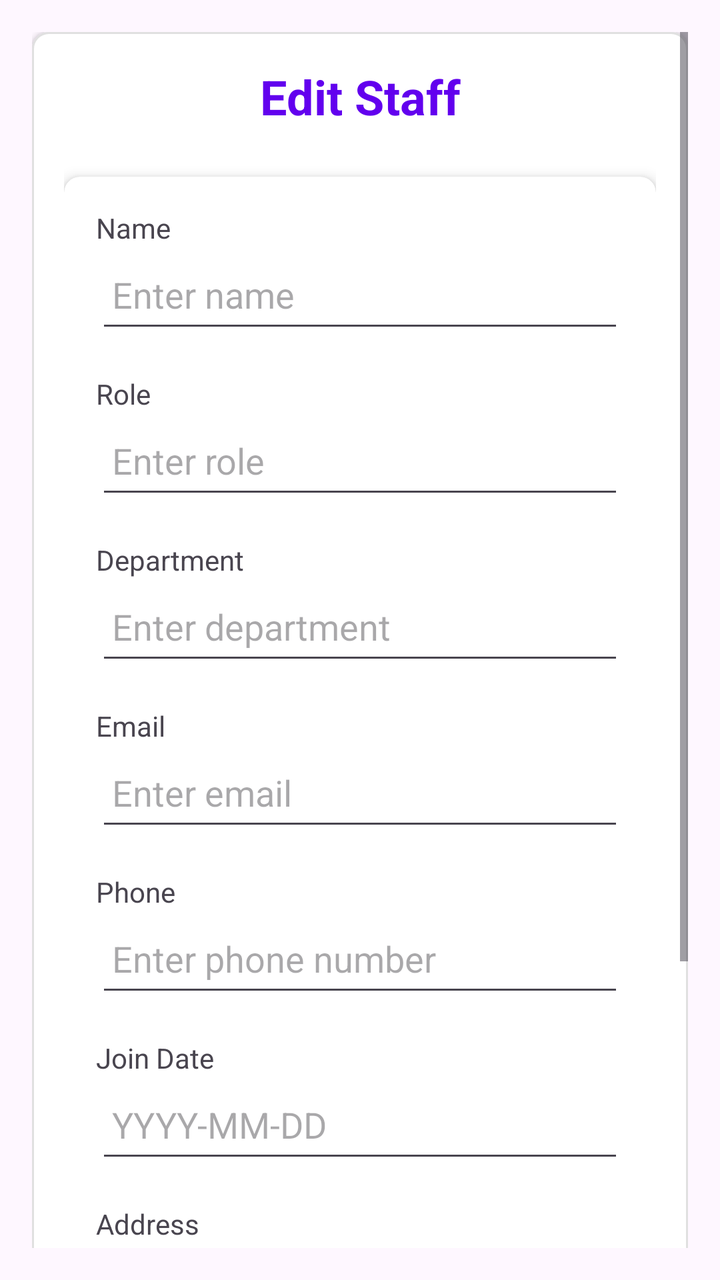
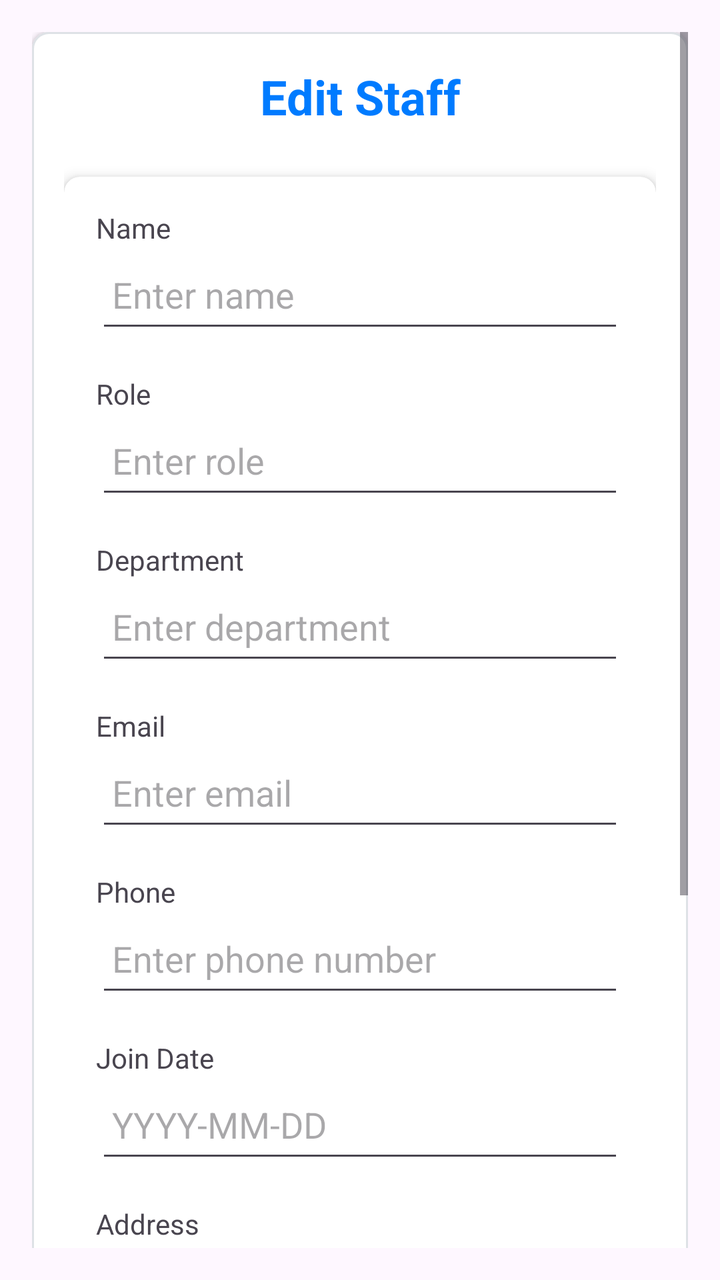

Two renders of the same Android screen: before a commit and after it. Below are the layout's source before the change and the commit's diff.
<!-- AndroidManifest.xml: application theme Theme.HospitalAppJava -->
<!-- res/layout/activity_edit_staff.xml -->
<?xml version="1.0" encoding="utf-8"?>
<ScrollView xmlns:android="http://schemas.android.com/apk/res/android"
    xmlns:app="http://schemas.android.com/apk/res-auto"
    android:layout_width="match_parent"
    android:layout_height="match_parent"
    android:padding="16dp">

    <LinearLayout
        android:layout_width="match_parent"
        android:layout_height="wrap_content"
        android:orientation="vertical"
        android:background="@drawable/card_background"
        android:padding="16dp"
        android:elevation="2dp"
        android:layout_marginBottom="16dp">

        <TextView
            android:layout_width="match_parent"
            android:layout_height="wrap_content"
            android:text="@string/edit_staff_title"
            android:textSize="24sp"
            android:textStyle="bold"
            android:gravity="center"
            android:layout_marginBottom="24dp"
            android:textColor="@color/primary_color" />

        <androidx.cardview.widget.CardView
            android:layout_width="match_parent"
            android:layout_height="wrap_content"
            app:cardElevation="4dp"
            app:cardCornerRadius="8dp"
            android:layout_marginBottom="16dp">

            <LinearLayout
                android:layout_width="match_parent"
                android:layout_height="wrap_content"
                android:orientation="vertical"
                android:padding="16dp">

                <TextView android:text="@string/label_name" android:layout_width="match_parent"
                    android:layout_height="wrap_content"
                    />
                <EditText
                    android:id="@+id/nameEditText"
                    android:layout_width="match_parent"
                    android:layout_height="wrap_content"
                    android:inputType="textPersonName"
                    android:hint="@string/hint_name"
                    android:importantForAccessibility="yes"
                    android:autofillHints="name"
                    android:minHeight="48dp"
                    android:padding="8dp"
                    android:contentDescription="Name field"
                    android:layout_marginBottom="16dp" />

                <TextView android:text="@string/label_role"  android:layout_width="match_parent"
                    android:layout_height="wrap_content"
                    />
                <EditText
                    android:id="@+id/roleEditText"
                    android:layout_width="match_parent"
                    android:layout_height="wrap_content"
                    android:inputType="text"
                    android:hint="@string/hint_role"
                    android:minHeight="48dp"
                    android:padding="8dp"
                    android:autofillHints="jobTitle"
                    android:contentDescription="Role field"
                    android:layout_marginBottom="16dp" />

                <TextView android:text="@string/label_department"  android:layout_width="match_parent"
                    android:layout_height="wrap_content"
                    />
                <EditText
                    android:id="@+id/departmentEditText"
                    android:layout_width="match_parent"
                    android:layout_height="wrap_content"
                    android:inputType="text"
                    android:hint="@string/hint_department"
                    android:minHeight="48dp"
                    android:padding="8dp"
                    android:autofillHints="organization"
                    android:contentDescription="Department field"
                    android:layout_marginBottom="16dp" />

                <TextView android:text="@string/label_email" android:layout_width="match_parent"
                    android:layout_height="wrap_content"
                    />
                <EditText
                    android:id="@+id/emailEditText"
                    android:layout_width="match_parent"
                    android:layout_height="wrap_content"
                    android:inputType="textEmailAddress"
                    android:hint="@string/hint_email"
                    android:minHeight="48dp"
                    android:padding="8dp"
                    android:autofillHints="emailAddress"
                    android:contentDescription="Email field"
                    android:layout_marginBottom="16dp" />

                <TextView android:text="@string/label_phone" android:layout_width="match_parent"
                    android:layout_height="wrap_content"
                    />
                <EditText
                    android:id="@+id/phoneEditText"
                    android:layout_width="match_parent"
                    android:layout_height="wrap_content"
                    android:inputType="phone"
                    android:hint="@string/hint_phone"
                    android:minHeight="48dp"
                    android:padding="8dp"
                    android:autofillHints="phone"
                    android:contentDescription="Phone number field"
                    android:layout_marginBottom="16dp" />

                <TextView android:text="@string/label_join_date" android:layout_width="match_parent"
                    android:layout_height="wrap_content"
                    />
                <EditText
                    android:id="@+id/joinDateEditText"
                    android:layout_width="match_parent"
                    android:layout_height="wrap_content"
                    android:inputType="date"
                    android:hint="@string/hint_join_date"
                    android:minHeight="48dp"
                    android:padding="8dp"
                    android:contentDescription="Join date field"
                    android:layout_marginBottom="16dp" />

                <TextView android:text="@string/label_address" android:layout_width="match_parent"
                    android:layout_height="wrap_content"
                    />
                <EditText
                    android:id="@+id/addressEditText"
                    android:layout_width="match_parent"
                    android:layout_height="wrap_content"
                    android:inputType="textPostalAddress"
                    android:hint="@string/hint_address"
                    android:minHeight="48dp"
                    android:padding="8dp"
                    android:autofillHints="postalAddress"
                    android:contentDescription="Address field"
                    android:layout_marginBottom="16dp" />
            </LinearLayout>
        </androidx.cardview.widget.CardView>

        <Button
            android:id="@+id/updateBtn"
            android:layout_width="match_parent"
            android:layout_height="wrap_content"
            android:text="@string/button_save_changes"
            android:backgroundTint="@color/colorPrimary"
            android:textColor="@android:color/white"
            android:minHeight="48dp"
            android:layout_marginBottom="8dp" />

        <Button
            android:id="@+id/backBtn"
            android:layout_width="match_parent"
            android:layout_height="wrap_content"
            android:text="@string/button_cancel"
            android:backgroundTint="@android:color/darker_gray"
            android:textColor="@android:color/white"
            android:minHeight="48dp" />
    </LinearLayout>
</ScrollView>
<!-- resources referenced by this layout -->
<resources>
  <color name="colorPrimary">#6200EE</color>
  <color name="primary_color">#6200EE</color>
  <!-- drawable card_background (drawable) -->
  <shape xmlns:android="http://schemas.android.com/apk/res/android">
      <solid android:color="@android:color/white"/>
      <corners android:radius="8dp"/>
      <stroke android:width="1dp" android:color="#E0E0E0"/>
      <solid android:color="@color/white"/>
      <corners android:radius="8dp"/>
      <stroke android:width="1dp" android:color="@color/divider_color"/>
  </shape>
  <string name="button_cancel">Cancel</string>
  <string name="button_save_changes">Save Changes</string>
  <string name="edit_staff_title">Edit Staff</string>
  <string name="hint_address">Enter address</string>
  <string name="hint_department">Enter department</string>
  <string name="hint_email">Enter email</string>
  <string name="hint_join_date">YYYY-MM-DD</string>
  <string name="hint_name">Enter name</string>
  <string name="hint_phone">Enter phone number</string>
  <string name="hint_role">Enter role</string>
  <string name="label_address">Address</string>
  <string name="label_department">Department</string>
  <string name="label_email">Email</string>
  <string name="label_join_date">Join Date</string>
  <string name="label_name">Name</string>
  <string name="label_phone">Phone</string>
  <string name="label_role">Role</string>
  <style name="Theme.HospitalAppJava" parent="Base.Theme.HospitalAppJava" />
  <color name="white">#FFFFFF</color>
  <color name="divider_color">#E0E0E0</color>
  <style name="Base.Theme.HospitalAppJava" parent="Theme.Material3.DayNight.NoActionBar">
          
          
      </style>
</resources>

<!-- the commit's change to res/layout/activity_edit_staff.xml (unified diff, before → after) -->
@@ -141,6 +141,17 @@
                     android:autofillHints="postalAddress"
                     android:contentDescription="Address field"
                     android:layout_marginBottom="16dp" />
+
+                <EditText
+                    android:id="@+id/specializationEditText"
+                    android:layout_width="match_parent"
+                    android:layout_height="wrap_content"
+                    android:inputType="text"
+                    android:hint="Specialization (e.g., Surgeon)"
+                    android:minHeight="48dp"
+                    android:padding="8dp"
+                    android:contentDescription="Specialization field"
+                    android:layout_marginBottom="16dp" />
             </LinearLayout>
         </androidx.cardview.widget.CardView>
 
<!-- resource entries referenced after the edit -->
@@ -1,7 +1,7 @@
 <!-- resources referenced by this layout -->
 <resources>
-  <color name="colorPrimary">#6200EE</color>
-  <color name="primary_color">#6200EE</color>
+  <color name="colorPrimary">#007BFF</color>
+  <color name="primary_color">#007BFF</color>
   <!-- drawable card_background (drawable) -->
   <shape xmlns:android="http://schemas.android.com/apk/res/android">
       <solid android:color="@android:color/white"/>
@@ -30,7 +30,7 @@
   <string name="label_role">Role</string>
   <style name="Theme.HospitalAppJava" parent="Base.Theme.HospitalAppJava" />
   <color name="white">#FFFFFF</color>
-  <color name="divider_color">#E0E0E0</color>
+  <color name="divider_color">#DEE2E6</color>
   <style name="Base.Theme.HospitalAppJava" parent="Theme.Material3.DayNight.NoActionBar">
           
           
